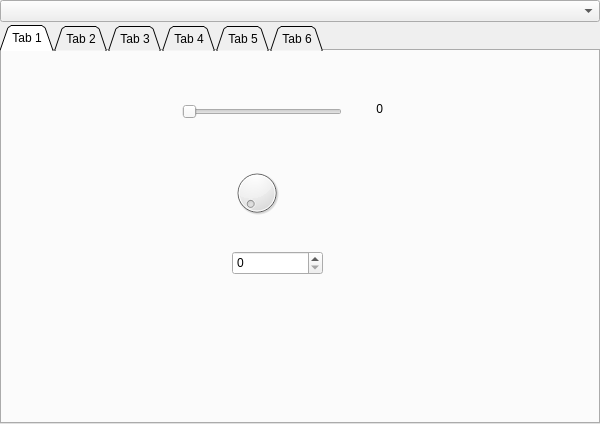
The window that dialog.ui (jbw3/QtWidgetTest) describes before a commit, drawn with Qt 5.
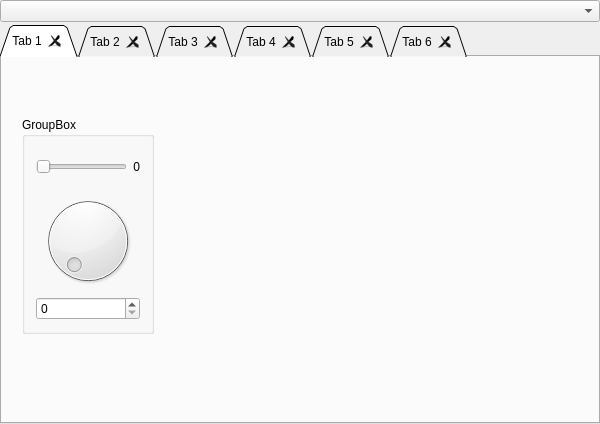
The same window after the commit. The open tabs and pages were chosen to show the change.

Commit message: Adjusting more styles in dark.qss

Diff of the .ui file:
```diff
--- a/dialog.ui
+++ b/dialog.ui
@@ -46,6 +46,9 @@
        <height>16</height>
       </size>
      </property>
+     <property name="tabsClosable">
+      <bool>true</bool>
+     </property>
      <property name="movable">
       <bool>true</bool>
      </property>
@@ -53,54 +56,47 @@
       <attribute name="title">
        <string>Tab 1</string>
       </attribute>
-      <widget class="QSlider" name="horizontalSlider">
+      <widget class="QGroupBox" name="groupBox">
        <property name="geometry">
         <rect>
-         <x>180</x>
-         <y>50</y>
-         <width>160</width>
-         <height>22</height>
+         <x>20</x>
+         <y>60</y>
+         <width>132</width>
+         <height>217</height>
         </rect>
        </property>
-       <property name="orientation">
-        <enum>Qt::Horizontal</enum>
+       <property name="title">
+        <string>GroupBox</string>
        </property>
-      </widget>
-      <widget class="QLabel" name="sliderLabel">
-       <property name="geometry">
-        <rect>
-         <x>350</x>
-         <y>50</y>
-         <width>31</width>
-         <height>16</height>
-        </rect>
-       </property>
-       <property name="text">
-        <string>0</string>
-       </property>
-       <property name="alignment">
-        <set>Qt::AlignRight|Qt::AlignTrailing|Qt::AlignVCenter</set>
-       </property>
-      </widget>
-      <widget class="QDial" name="dial">
-       <property name="geometry">
-        <rect>
-         <x>230</x>
-         <y>110</y>
-         <width>50</width>
-         <height>64</height>
-        </rect>
-       </property>
-      </widget>
-      <widget class="QSpinBox" name="spinBox">
-       <property name="geometry">
-        <rect>
-         <x>230</x>
-         <y>200</y>
-         <width>91</width>
-         <height>24</height>
-        </rect>
-       </property>
+       <layout class="QVBoxLayout" name="verticalLayout_7">
+        <item>
+         <layout class="QHBoxLayout" name="horizontalLayout">
+          <item>
+           <widget class="QSlider" name="horizontalSlider">
+            <property name="orientation">
+             <enum>Qt::Horizontal</enum>
+            </property>
+           </widget>
+          </item>
+          <item>
+           <widget class="QLabel" name="sliderLabel">
+            <property name="text">
+             <string>0</string>
+            </property>
+            <property name="alignment">
+             <set>Qt::AlignRight|Qt::AlignTrailing|Qt::AlignVCenter</set>
+            </property>
+           </widget>
+          </item>
+         </layout>
+        </item>
+        <item>
+         <widget class="QDial" name="dial"/>
+        </item>
+        <item>
+         <widget class="QSpinBox" name="spinBox"/>
+        </item>
+       </layout>
       </widget>
      </widget>
      <widget class="QWidget" name="tab2">
```
Left out of the diff: 5 changed lines with no effect on the pictures. The commit also changes 1 other file.
